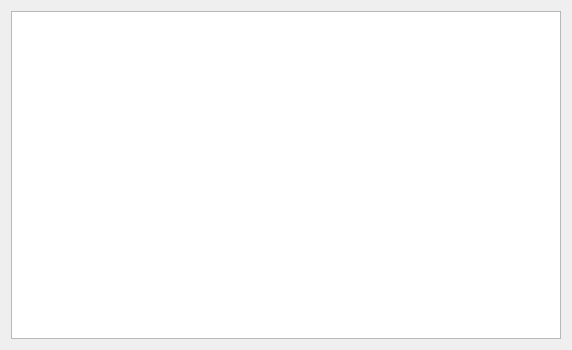
The window that retroshare-gui/src/gui/statistics/TurtleRouterDialog.ui (RetroShare/RetroShare) describes before a commit, drawn with Qt 5.
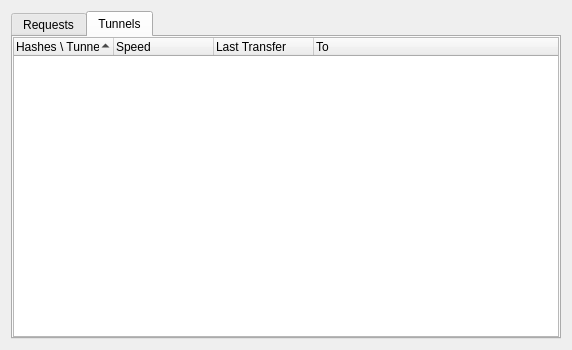
The same window after the commit. The open tabs and pages were chosen to show the change.

Commit message: Improved File transfer Tunnels display

```diff
--- a/retroshare-gui/src/gui/statistics/TurtleRouterDialog.ui
+++ b/retroshare-gui/src/gui/statistics/TurtleRouterDialog.ui
@@ -13,17 +13,107 @@
   <property name="windowTitle">
    <string>Router Statistics</string>
   </property>
-  <layout class="QGridLayout" name="gridLayout">
+  <layout class="QGridLayout" name="gridLayout_2">
    <item row="0" column="0">
-    <widget class="QTreeWidget" name="_f2f_TW">
-     <property name="headerHidden">
-      <bool>true</bool>
+    <widget class="QTabWidget" name="tabWidget">
+     <property name="currentIndex">
+      <number>0</number>
      </property>
-     <column>
-      <property name="text">
-       <string>F2F router information</string>
-      </property>
-     </column>
+     <widget class="QWidget" name="tab">
+      <attribute name="title">
+       <string>Requests</string>
+      </attribute>
+      <layout class="QGridLayout" name="gridLayout">
+       <property name="leftMargin">
+        <number>0</number>
+       </property>
+       <property name="topMargin">
+        <number>0</number>
+       </property>
+       <property name="rightMargin">
+        <number>0</number>
+       </property>
+       <property name="bottomMargin">
+        <number>0</number>
+       </property>
+       <item row="0" column="0">
+        <widget class="QTreeWidget" name="_f2f_TW">
+         <property name="sortingEnabled">
+          <bool>true</bool>
+         </property>
+         <property name="headerHidden">
+          <bool>false</bool>
+         </property>
+         <column>
+          <property name="text">
+           <string>Request ID</string>
+          </property>
+         </column>
+         <column>
+          <property name="text">
+           <string>From</string>
+          </property>
+         </column>
+         <column>
+          <property name="text">
+           <string>Time</string>
+          </property>
+         </column>
+         <column>
+          <property name="text">
+           <string>String</string>
+          </property>
+         </column>
+        </widget>
+       </item>
+      </layout>
+     </widget>
+     <widget class="QWidget" name="tab_2">
+      <attribute name="title">
+       <string>Tunnels</string>
+      </attribute>
+      <layout class="QGridLayout" name="gridLayout_3">
+       <property name="leftMargin">
+        <number>0</number>
+       </property>
+       <property name="topMargin">
+        <number>0</number>
+       </property>
+       <property name="rightMargin">
+        <number>0</number>
+       </property>
+       <property name="bottomMargin">
+        <number>0</number>
+       </property>
+       <item row="0" column="0">
+        <widget class="QTreeWidget" name="tunnels_treeWidget">
+         <property name="sortingEnabled">
+          <bool>true</bool>
+         </property>
+         <column>
+          <property name="text">
+           <string>Hashes \ Tunnel ID</string>
+          </property>
+         </column>
+         <column>
+          <property name="text">
+           <string>Speed</string>
+          </property>
+         </column>
+         <column>
+          <property name="text">
+           <string>Last Transfer</string>
+          </property>
+         </column>
+         <column>
+          <property name="text">
+           <string>To</string>
+          </property>
+         </column>
+        </widget>
+       </item>
+      </layout>
+     </widget>
     </widget>
    </item>
   </layout>
```
The commit also changes 1 other file.
